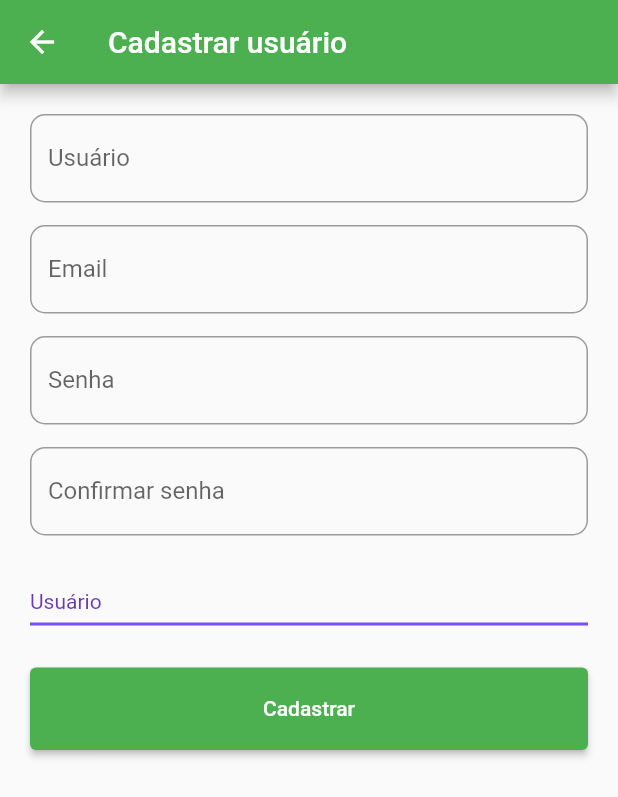
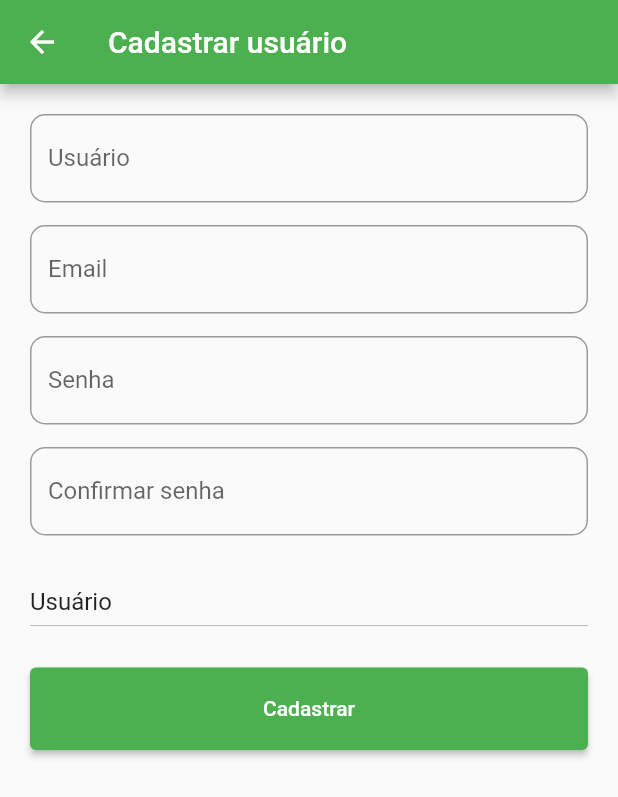
Before and after one commit to lucasoliveirasouza/cs-front-end, a Flutter app: the CadastrarUsuarioView screen opened directly, on a phone screen of 412 x 824 dp. Shown: the top 797 px of the screen. Run offline on Flutter 3.47's test engine with Material 2 defaults, Android fonts, the phone set to English and light mode, and no system bars; our stand-ins replace flutter_secure_storage, get; accounts and stored records are empty; network calls fail.

Commit message:
Adicionar dropdown de funções #8

```diff
--- a/lib/views/auth/cadastrar_usuario.dart
+++ b/lib/views/auth/cadastrar_usuario.dart
@@ -66,11 +66,6 @@ class _CadastrarUsuarioViewState extends State<CadastrarUsuarioView> {
                 value: dropdownValue,
                 icon: Icon(null),
                 elevation: 16,
-                style: const TextStyle(color: Colors.deepPurple),
-                underline: Container(
-                  height: 2,
-                  color: Colors.deepPurpleAccent,
-                ),
                 onChanged: (String? newValue) {
                   setState(() {
                     dropdownValue = newValue!;
```
